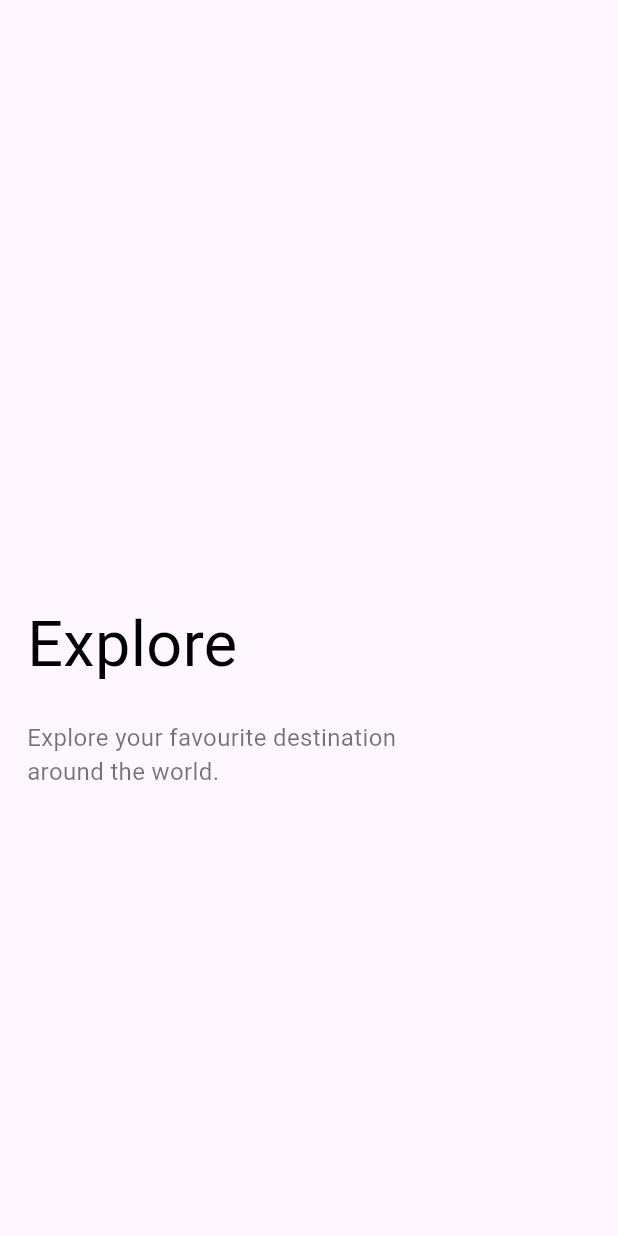
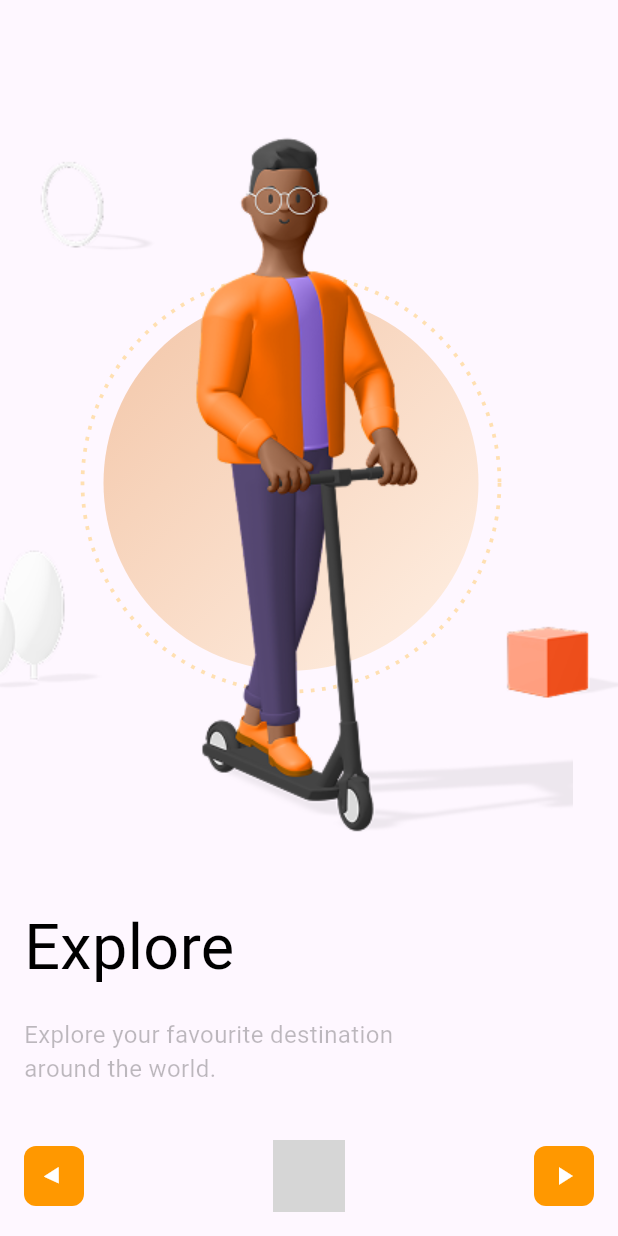
Before and after one commit to Ratndeep1999/first_onboarding_screen, a Flutter app: the OnboardingScreen screen opened directly, on a phone screen of 412 x 824 dp. Run offline on Flutter 3.47's test engine with Material 3 defaults, Android fonts, the phone set to English and light mode, and no system bars; drawn by our look-alikes of dotted_border; Roboto replaces fonts that are missing (Gilroy, Maecellus); statements that could not run were skipped; grey boxes are pictures that could not be loaded.

Commit message:
onboarding_screen.dart: pageController initialize, pageIndex add, and onPageChanged() add.

```diff
--- a/lib/onboarding screen/onboarding_screen.dart
+++ b/lib/onboarding screen/onboarding_screen.dart
@@ -1,5 +1,9 @@
-import 'package:first_onboarding_screen/onboarding%20screen/model/model.dart';
+import 'package:first_onboarding_screen/onboarding%20screen/widgets/screen_design_widget.dart';
 import 'package:flutter/material.dart';
+import 'model/model.dart';
+import 'widgets/bottom_section_widget.dart';
+import 'widgets/description_widget.dart';
+import 'widgets/title_widget.dart';
 
 class OnboardingScreen extends StatefulWidget {
   const OnboardingScreen({super.key});
@@ -9,6 +13,21 @@ class OnboardingScreen extends StatefulWidget {
 }
 
 class _OnboardingScreenState extends State<OnboardingScreen> {
+  late PageController _pageController;
+  int _pageIndex = 0;
+
+  @override
+  void initState() {
+    _pageController = PageController(initialPage: 0);
+    super.initState();
+  }
+
+  @override
+  void dispose() {
+    _pageController.dispose();
+    super.dispose();
+  }
+
   /// Onboarding data from Model
   final List<OnBoardingScreenModel> _onboardingScreenData =
       OnBoardingScreenModel.screenData;
@@ -16,67 +35,43 @@ class _OnboardingScreenState extends State<OnboardingScreen> {
   @override
   Widget build(BuildContext context) {
     return Scaffold(
-      body: PageView(
+      body: Column(
         children: [
-          Padding(
-            padding: const EdgeInsets.symmetric(horizontal: 18.0),
-            child: Column(
-              crossAxisAlignment: CrossAxisAlignment.start,
-              children: [
-                SizedBox(height: 400),
-                /// Title
-                TitleWidget(),
-                SizedBox(height: 20),
+          Expanded(
+            child: PageView.builder(
+              controller: _pageController,
+              itemCount: _onboardingScreenData.length,
+              onPageChanged: (index) {
+                _pageIndex = index;
+              },
+              pageSnapping: true,
+              itemBuilder: (ctx, index) {
+                /// OnBoarding Screen Item
+                return Column(
+                  crossAxisAlignment: CrossAxisAlignment.start,
+                  children: [
+                    /// Screen Design
+                    Flexible(child: ScreenDesignWidget()),
 
-                /// Description
-                DescriptionWidget(),
-              ],
+                    /// Title
+                    TitleWidget(title: _onboardingScreenData[index].title),
+                    SizedBox(height: 16),
+
+                    /// Description
+                    DescriptionWidget(
+                      description: _onboardingScreenData[index].description,
+                    ),
+                    SizedBox(height: 20),
+                  ],
+                );
+              },
             ),
           ),
+
+          /// Bottom Section
+          BottomSectionWidget(),
         ],
       ),
     );
   }
 }
-
-class DescriptionWidget extends StatelessWidget {
-  const DescriptionWidget({
-    super.key,
-  });
-
-  @override
-  Widget build(BuildContext context) {
-    return SizedBox(
-      width: 300,
-      child: Text(
-        'Explore your favourite destination around the world.',
-        textAlign: TextAlign.start,
-        style: TextStyle(
-          fontFamily: 'Gilroy',
-          color: Colors.black54,
-          fontSize: 16,
-          fontWeight: FontWeight.w400,
-        ),
-      ),
-    );
-  }
-}
-
-class TitleWidget extends StatelessWidget {
-  const TitleWidget({
-    super.key,
-  });
-
-  @override
-  Widget build(BuildContext context) {
-    return Text(
-      'Explore',
-      style: TextStyle(
-        fontFamily: 'Maecellus',
-        color: Colors.black,
-        fontSize: 42,
-        fontWeight: FontWeight.w400,
-      ),
-    );
-  }
-}
```
